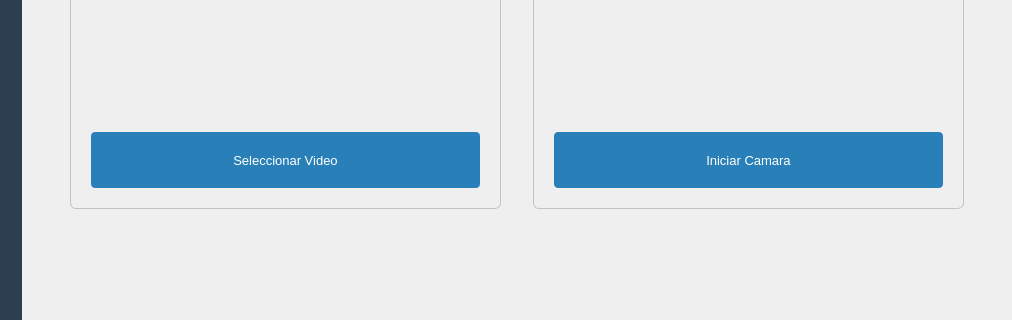
Before: the Qt Designer form gui/main_window.ui in S4H0ST/Computer-Vision-Mice-Tracking, drawn with Qt 5; both pictures show x 188 to 1200 and y 263 to 583 of the 1200 by 822 pixel window.
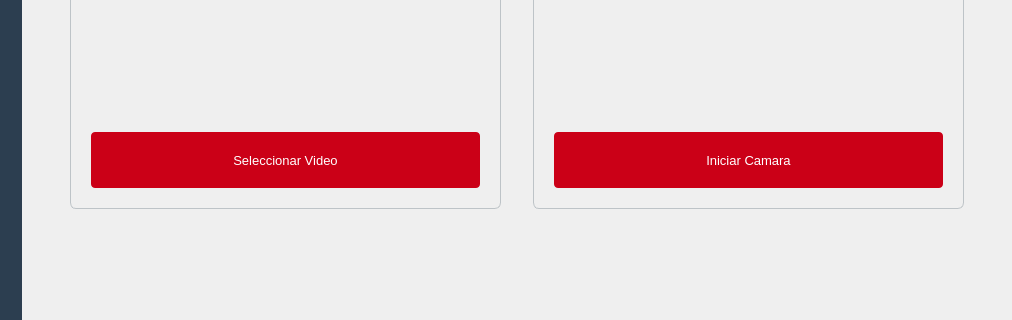
After: the same form once the commit is applied.

Commit message: style: change main action buttons from blue to #CB0017

The edit to the form file:
```diff
--- a/gui/main_window.ui
+++ b/gui/main_window.ui
@@ -38,7 +38,7 @@
     color: #4a5568;
 }
 QPushButton#btn_video, QPushButton#btn_camera {
-    background-color: #2980b9;
+    background-color: #CB0017;
     color: white;
     border: none;
     padding: 10px 20px;
@@ -171,7 +171,7 @@
     font-size: 12px;
 }
 QListWidget#list_result_runs::item:selected {
-    background-color: #2980b9;
+    background-color: #CB0017;
     color: white;
 }
    </string>
```
Left out of the diff: 2 changed lines with no effect on the pictures.
